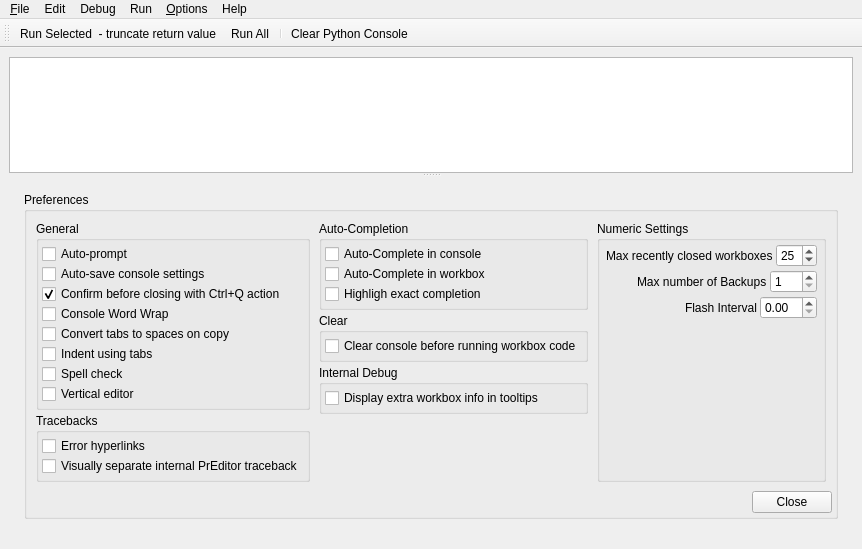
Before: the Qt Designer form preditor/gui/ui/loggerwindow.ui in blurstudio/PrEditor, drawn with Qt 5.
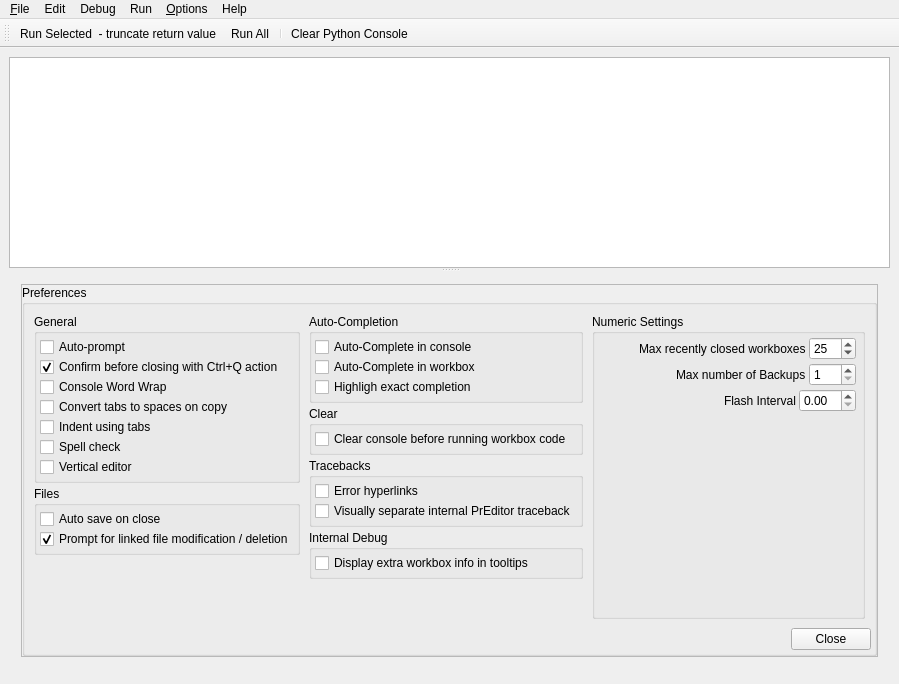
After: the same form once the commit is applied. Custom widgets are drawn as their Qt base class.

Commit message: Ui updates - Simplify Options and Preferences layouts - Add Prompt on Linked File Change option (you will get visual clues     even if this is turned off) - Better handling of deleted / renamed linked files - Handful of other small fixes

The edit to the form file:
```diff
--- a/preditor/gui/ui/loggerwindow.ui
+++ b/preditor/gui/ui/loggerwindow.ui
@@ -6,8 +6,8 @@
    <rect>
     <x>0</x>
     <y>0</y>
-    <width>862</width>
-    <height>549</height>
+    <width>899</width>
+    <height>684</height>
    </rect>
   </property>
   <property name="minimumSize">
@@ -44,6 +44,33 @@
        <widget class="QWidget" name="Options">
         <layout class="QVBoxLayout" name="verticalLayout_5">
          <item>
+          <widget class="QScrollArea" name="uiOptionsSCRL">
+           <property name="widgetResizable">
+            <bool>true</bool>
+           </property>
+           <widget class="QWidget" name="scrollAreaWidgetContents_3">
+            <property name="geometry">
+             <rect>
+              <x>0</x>
+              <y>0</y>
+              <width>861</width>
+              <height>219</height>
+             </rect>
+            </property>
+            <layout class="QVBoxLayout" name="verticalLayout_7">
+             <property name="leftMargin">
+              <number>0</number>
+             </property>
+             <property name="topMargin">
+              <number>0</number>
+             </property>
+             <property name="rightMargin">
+              <number>0</number>
+             </property>
+             <property name="bottomMargin">
+              <number>0</number>
+             </property>
+             <item>
           <widget class="EditorChooser" name="uiEditorChooserWGT" native="true"/>
          </item>
          <item>
@@ -55,6 +82,10 @@
          </item>
         </layout>
        </widget>
+          </widget>
+         </item>
+        </layout>
+       </widget>
        <widget class="QWidget" name="WorkboxGroups">
         <layout class="QVBoxLayout" name="verticalLayout_4">
          <property name="leftMargin">
@@ -111,52 +142,35 @@
              <number>3</number>
             </property>
             <item>
-             <spacer name="verticalSpacer_3">
-              <property name="orientation">
-               <enum>Qt::Vertical</enum>
+             <widget class="QScrollArea" name="uiPreferencesSCRL">
+              <property name="widgetResizable">
+               <bool>true</bool>
               </property>
-              <property name="sizeHint" stdset="0">
-               <size>
-                <width>20</width>
-                <height>40</height>
-               </size>
-              </property>
-             </spacer>
-            </item>
-            <item>
-             <widget class="QWidget" name="widget_2" native="true">
-              <property name="styleSheet">
-               <string notr="true"/>
-              </property>
-              <layout class="QHBoxLayout" name="horizontalLayout_2">
+              <widget class="QWidget" name="scrollAreaWidgetContents_2">
+               <property name="geometry">
+                <rect>
+                 <x>0</x>
+                 <y>0</y>
+                 <width>855</width>
+                 <height>355</height>
+                </rect>
+               </property>
+               <layout class="QHBoxLayout" name="horizontalLayout">
                <property name="spacing">
                 <number>3</number>
                </property>
                <property name="leftMargin">
-                <number>3</number>
+                 <number>0</number>
                </property>
                <property name="topMargin">
-                <number>3</number>
+                 <number>0</number>
                </property>
                <property name="rightMargin">
-                <number>3</number>
+                 <number>0</number>
                </property>
                <property name="bottomMargin">
-                <number>3</number>
-               </property>
-               <item>
-                <spacer name="horizontalSpacer">
-                 <property name="orientation">
-                  <enum>Qt::Horizontal</enum>
-                 </property>
-                 <property name="sizeHint" stdset="0">
-                  <size>
-                   <width>40</width>
-                   <height>20</height>
-                  </size>
-                 </property>
-                </spacer>
-               </item>
+                 <number>0</number>
+                </property>
                <item>
                 <widget class="QGroupBox" name="uiPreferencesGRP">
                  <property name="styleSheet">
@@ -251,13 +265,6 @@
                              </property>
                             </widget>
                            </item>
-                           <item>
-                            <widget class="QCheckBox" name="uiAutoSaveSettingsCHK">
-                             <property name="text">
-                              <string>Auto-save console settings</string>
-                             </property>
-                            </widget>
-                           </item>
                            <item>
                             <widget class="QCheckBox" name="uiConfirmBeforeCloseCHK">
                              <property name="text">
@@ -307,11 +314,11 @@
                          </widget>
                         </item>
                         <item>
-                         <widget class="QGroupBox" name="uiPrefsTracebacksGRP">
+                          <widget class="QGroupBox" name="groupBox">
                           <property name="title">
-                           <string>Tracebacks</string>
-                          </property>
-                          <layout class="QVBoxLayout" name="uiPrefsTracebacksLYT">
+                            <string>Files</string>
+                           </property>
+                           <layout class="QVBoxLayout" name="verticalLayout_9">
                            <property name="spacing">
                             <number>0</number>
                            </property>
@@ -328,16 +335,22 @@
                             <number>3</number>
                            </property>
                            <item>
-                            <widget class="QCheckBox" name="uiErrorHyperlinksCHK">
+                             <widget class="QCheckBox" name="uiAutoSaveSettingsCHK">
                              <property name="text">
-                              <string>Error hyperlinks</string>
+                               <string>Auto save on close</string>
                              </property>
                             </widget>
                            </item>
                            <item>
-                            <widget class="QCheckBox" name="uiSeparateTracebackCHK">
+                             <widget class="QCheckBox" name="uiPromptOnLinkedChangeCHK">
+                              <property name="toolTip">
+                               <string>If a linked file has been deleted or modified, ask how to handle.</string>
+                              </property>
                              <property name="text">
-                              <string>Visually separate internal PrEditor traceback</string>
+                               <string>Prompt for linked file modification / deletion</string>
+                              </property>
+                              <property name="checked">
+                               <bool>true</bool>
                              </property>
                             </widget>
                            </item>
@@ -457,6 +470,44 @@
                           </layout>
                          </widget>
                         </item>
+                         <item>
+                          <widget class="QGroupBox" name="uiPrefsTracebacksGRP">
+                           <property name="title">
+                            <string>Tracebacks</string>
+                           </property>
+                           <layout class="QVBoxLayout" name="uiPrefsTracebacksLYT">
+                            <property name="spacing">
+                             <number>0</number>
+                            </property>
+                            <property name="leftMargin">
+                             <number>3</number>
+                            </property>
+                            <property name="topMargin">
+                             <number>3</number>
+                            </property>
+                            <property name="rightMargin">
+                             <number>3</number>
+                            </property>
+                            <property name="bottomMargin">
+                             <number>3</number>
+                            </property>
+                            <item>
+                             <widget class="QCheckBox" name="uiErrorHyperlinksCHK">
+                              <property name="text">
+                               <string>Error hyperlinks</string>
+                              </property>
+                             </widget>
+                            </item>
+                            <item>
+                             <widget class="QCheckBox" name="uiSeparateTracebackCHK">
+                              <property name="text">
+                               <string>Visually separate internal PrEditor traceback</string>
+                              </property>
+                             </widget>
+                            </item>
+                           </layout>
+                          </widget>
+                         </item>
                         <item>
                          <widget class="QGroupBox" name="uiPrefsInternalDebugGRP">
                           <property name="title">
@@ -599,7 +650,7 @@
                                <widget class="QSpinBox" name="uiMaxNumRecentWorkboxesSPIN">
                                 <property name="sizePolicy">
                                  <sizepolicy hsizetype="Minimum" vsizetype="Fixed">
-                                  <horstretch>2</horstretch>
+                                   <horstretch>0</horstretch>
                                   <verstretch>0</verstretch>
                                  </sizepolicy>
                                 </property>
@@ -611,7 +662,7 @@
                                  <number>1</number>
                                 </property>
                                 <property name="maximum">
-                                 <number>99</number>
+                                  <number>999</number>
                                 </property>
                                 <property name="value">
                                  <number>25</number>
@@ -782,34 +833,9 @@
                  </layout>
                 </widget>
                </item>
-               <item>
-                <spacer name="horizontalSpacer_2">
-                 <property name="orientation">
-                  <enum>Qt::Horizontal</enum>
-                 </property>
-                 <property name="sizeHint" stdset="0">
-                  <size>
-                   <width>40</width>
-                   <height>20</height>
-                  </size>
-                 </property>
-                </spacer>
-               </item>
-              </layout>
-             </widget>
-            </item>
-            <item>
-             <spacer name="verticalSpacer_4">
-              <property name="orientation">
-               <enum>Qt::Vertical</enum>
-              </property>
-              <property name="sizeHint" stdset="0">
-               <size>
-                <width>20</width>
-                <height>40</height>
-               </size>
-              </property>
-             </spacer>
+               </layout>
+              </widget>
+             </widget>
             </item>
            </layout>
           </widget>
@@ -829,7 +855,7 @@
     <rect>
      <x>0</x>
      <y>0</y>
-     <width>862</width>
+     <width>899</width>
      <height>22</height>
     </rect>
    </property>
@@ -857,10 +883,11 @@
     <addaction name="separator"/>
     <addaction name="uiSaveConsoleSettingsACT"/>
     <addaction name="uiRestartACT"/>
-    <addaction name="uiCloseLoggerACT"/>
     <addaction name="separator"/>
     <addaction name="uiClosedWorkboxesMENU"/>
     <addaction name="uiEmptyWorkboxRecycleBinACT"/>
+    <addaction name="separator"/>
+    <addaction name="uiCloseLoggerACT"/>
    </widget>
    <widget class="QMenu" name="uiHelpMENU">
     <property name="title">
```
Lines whose indentation alone changed are shown as unchanged. The commit also changes 6 other files.
